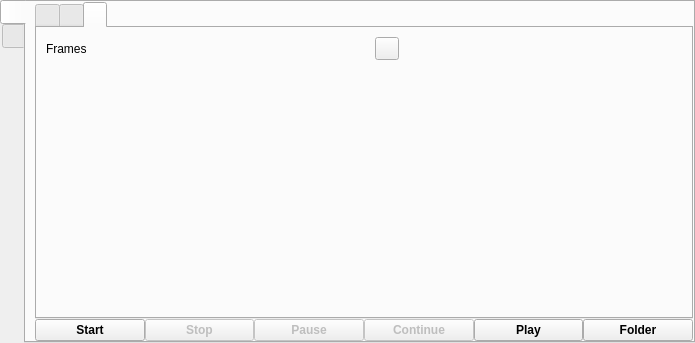
Before: the Qt Designer form src/wayland/formMainWindow_wl.ui in vkohaupt/vokoscreenNG, drawn with Qt 5.
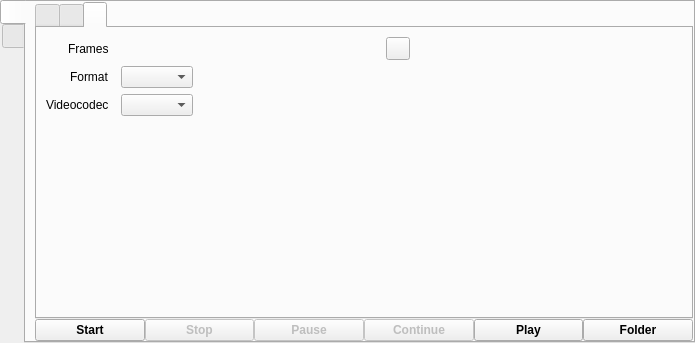
After: the same form once the commit is applied. The open tabs and pages were chosen to show the change. Icons and pictures are not drawn.

Commit message: Wayland: Add Widget for format and codecs

What changed in the file:
```diff
--- a/src/wayland/formMainWindow_wl.ui
+++ b/src/wayland/formMainWindow_wl.ui
@@ -336,41 +336,10 @@
             <item>
              <layout class="QGridLayout" name="gridLayout">
               <item row="1" column="2">
-               <spacer name="horizontalSpacer_4">
-                <property name="orientation">
-                 <enum>Qt::Horizontal</enum>
-                </property>
-                <property name="sizeHint" stdset="0">
-                 <size>
-                  <width>40</width>
-                  <height>20</height>
-                 </size>
-                </property>
-               </spacer>
+               <widget class="QComboBox" name="comboBoxFormat"/>
               </item>
-              <item row="0" column="0">
-               <layout class="QHBoxLayout" name="horizontalLayout">
-                <item alignment="Qt::AlignRight">
-                 <widget class="QLabel" name="labelFrames">
-                  <property name="text">
-                   <string>Frames</string>
-                  </property>
-                 </widget>
-                </item>
-               </layout>
-              </item>
-              <item row="1" column="3">
-               <spacer name="horizontalSpacer_5">
-                <property name="orientation">
-                 <enum>Qt::Horizontal</enum>
-                </property>
-                <property name="sizeHint" stdset="0">
-                 <size>
-                  <width>40</width>
-                  <height>20</height>
-                 </size>
-                </property>
-               </spacer>
+              <item row="2" column="2">
+               <widget class="QComboBox" name="comboBoxVideoCodec"/>
               </item>
               <item row="0" column="1" colspan="3">
                <layout class="QHBoxLayout" name="horizontalLayout_slider_frames">
@@ -387,6 +356,48 @@
                 </item>
                </layout>
               </item>
+              <item row="1" column="3">
+               <spacer name="horizontalSpacer">
+                <property name="orientation">
+                 <enum>Qt::Horizontal</enum>
+                </property>
+                <property name="sizeHint" stdset="0">
+                 <size>
+                  <width>40</width>
+                  <height>20</height>
+                 </size>
+                </property>
+               </spacer>
+              </item>
+              <item row="0" column="0">
+               <layout class="QHBoxLayout" name="horizontalLayout">
+                <item alignment="Qt::AlignRight">
+                 <widget class="QLabel" name="labelFrames">
+                  <property name="text">
+                   <string>Frames</string>
+                  </property>
+                 </widget>
+                </item>
+               </layout>
+              </item>
+              <item row="2" column="0">
+               <layout class="QVBoxLayout" name="verticalLayout_6">
+                <item alignment="Qt::AlignRight">
+                 <widget class="QLabel" name="labelVideoCodec">
+                  <property name="text">
+                   <string>Videocodec</string>
+                  </property>
+                 </widget>
+                </item>
+               </layout>
+              </item>
+              <item row="1" column="0" alignment="Qt::AlignRight">
+               <widget class="QLabel" name="labelFormat">
+                <property name="text">
+                 <string>Format</string>
+                </property>
+               </widget>
+              </item>
              </layout>
             </item>
             <item>
```
Left out of the diff: 4 changed lines with no effect on the pictures. The commit also changes 2 other files.
